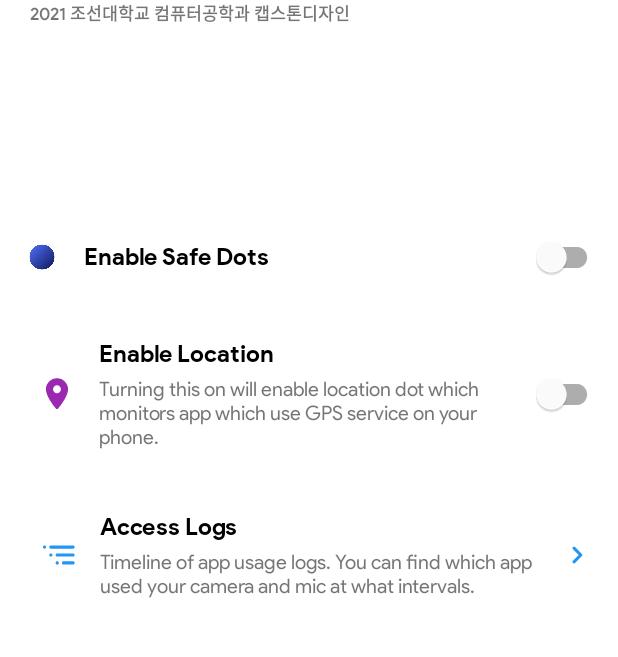
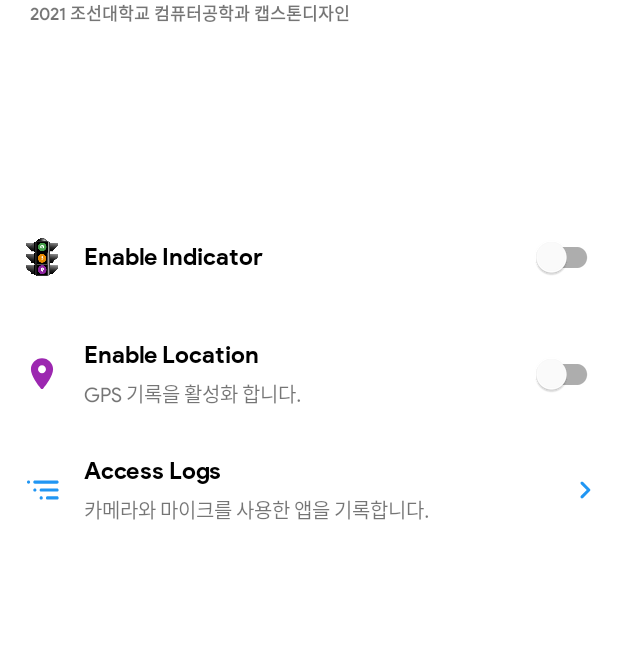
Before and after one commit to nomzaxs/capstone, an Android app: the screen it shows after launch (MainActivity), on a phone screen of 412 x 824 dp, the part 153-810 px from its top. Run offline under Robolectric (Android 15) with nearby library versions, the phone set to English and light mode, and no system bars.

Commit message:
31일 수정

```diff
--- a/app/src/main/java/com/example/capstone/App.java
+++ b/app/src/main/java/com/example/capstone/App.java
@@ -7,34 +7,30 @@ import android.os.Build;
 
 import com.example.capstone.constant.Constants;
 import com.example.capstone.helper.ApplicationHelper;
-import com.google.firebase.auth.FirebaseAuth;
 
 public class App extends Application {
-    private FirebaseAuth mAuth;
 
     @Override
     public void onCreate() {
         super.onCreate();
         ApplicationHelper.initApplicationHelper(this);
-        mAuth = FirebaseAuth.getInstance();
         localNotificationSetup(this);
     }
 
 
     private static void localNotificationSetup(Application application) {
         if (Build.VERSION.SDK_INT >= Build.VERSION_CODES.O) {
-            NotificationChannel channel = new NotificationChannel(Constants.SERVICE_NOTIFICATION_CHANNEL, "Service Notification", NotificationManager.IMPORTANCE_LOW);
-            channel.setDescription("This keeps the app alive. We recommend not to disable this notification.");
+            NotificationChannel channel = new NotificationChannel(Constants.SERVICE_NOTIFICATION_CHANNEL, "서비스 알림", NotificationManager.IMPORTANCE_LOW);
+            channel.setDescription("앱 작동이 유지되도록합니다. 알림을 끄지 않는 것을 추천합니다.");
             channel.enableLights(false);
             channel.setShowBadge(true);
             NotificationManager manager = application.getSystemService(NotificationManager.class);
             manager.createNotificationChannel(channel);
         }
 
-
         if (Build.VERSION.SDK_INT >= Build.VERSION_CODES.O) {
-            NotificationChannel channel = new NotificationChannel(Constants.DEFAULT_NOTIFICATION_CHANNEL, "Default Notification", NotificationManager.IMPORTANCE_DEFAULT);
-            channel.setDescription("This shows what app is using the camera or mic or location");
+            NotificationChannel channel = new NotificationChannel(Constants.DEFAULT_NOTIFICATION_CHANNEL, "기본 알림", NotificationManager.IMPORTANCE_DEFAULT);
+            channel.setDescription("어떤 앱이 카메라, 마이크, 위치정보를 사용하는지 보여줍니다.");
             channel.enableLights(true);
             channel.setShowBadge(true);
             NotificationManager manager = application.getSystemService(NotificationManager.class);
--- a/app/src/main/java/com/example/capstone/activities/log/database/LogsRepository.java
+++ b/app/src/main/java/com/example/capstone/activities/log/database/LogsRepository.java
@@ -1,9 +1,7 @@
 package com.example.capstone.activities.log.database;
 
 import android.app.Application;
-
 import androidx.lifecycle.LiveData;
-
 import com.example.capstone.model.Logs;
 
 import java.util.List;
--- a/app/src/main/java/com/example/capstone/activities/main/MainActivity.java
+++ b/app/src/main/java/com/example/capstone/activities/main/MainActivity.java
@@ -21,7 +21,6 @@ import com.example.capstone.activities.log.LogsActivity;
 import com.example.capstone.databinding.ActivityMainBinding;
 import com.example.capstone.manager.PreferenceManager;
 import com.example.capstone.service.DotService;
-import com.example.capstone.util.Utils;
 import com.google.android.material.dialog.MaterialAlertDialogBuilder;
 
 
@@ -48,7 +47,6 @@ public class MainActivity extends AppCompatActivity {
         sharedPreferenceManager = PreferenceManager.getInstance(getApplication());
         loadFromPrefs();
         init();
-        checkAutoStartRequirement();
     }
 
     private void loadFromPrefs() {
@@ -184,19 +182,6 @@ public class MainActivity extends AppCompatActivity {
         }
     }
 
-    private void checkAutoStartRequirement() {
-        String manufacturer = Build.MANUFACTURER;
-        if (sharedPreferenceManager.isFirstLaunch()) {
-            if ("xiaomi".equalsIgnoreCase(manufacturer)
-                    || ("oppo".equalsIgnoreCase(manufacturer))
-                    || ("vivo".equalsIgnoreCase(manufacturer))
-                    || ("Honor".equalsIgnoreCase(manufacturer))) {
-                Utils.showAutoStartDialog(MainActivity.this, manufacturer);
-                sharedPreferenceManager.setFirstLaunch();
-            }
-        }
-    }
-
     @Override
     protected void onDestroy() {
         super.onDestroy();
--- a/app/src/main/java/com/example/capstone/constant/Constants.java
+++ b/app/src/main/java/com/example/capstone/constant/Constants.java
@@ -3,7 +3,7 @@ package com.example.capstone.constant;
 import com.example.capstone.BuildConfig;
 
 public class Constants {
-    public static final String SHARED_PREFERENCE_NAME = "com.aravi.dot.PREFERENCES_CUSTOMISATIONS";
+    public static final String SHARED_PREFERENCE_NAME = "com.example.capstone.PREFERENCES_CUSTOMISATIONS";
     public static final String DEFAULT_NOTIFICATION_CHANNEL = "SAFE_DOT_NOTIFICATION";
     public static final String SERVICE_NOTIFICATION_CHANNEL = "SAFE_DOT_SERVICE_NOTIFICATION";
     public static final int NOTIFICATION_ID = 256;
@@ -11,5 +11,4 @@ public class Constants {
     public static boolean isDebug() {
         return BuildConfig.DEBUG;
     }
-
 }
--- a/app/src/main/res/layout/activity_logs.xml
+++ b/app/src/main/res/layout/activity_logs.xml
@@ -51,7 +51,7 @@
         android:layout_width="180dp"
         android:layout_height="180dp"
         android:layout_centerInParent="true"
-        android:src="@drawable/ic_undraw_empty"
+        android:src="@drawable/ic_empty_box"
         android:visibility="invisible" />
 
     <com.google.android.material.floatingactionbutton.ExtendedFloatingActionButton
@@ -72,5 +72,4 @@
         app:icon="@drawable/ic_list_ui_alt"
         app:iconTint="@android:color/white" />
 
-
 </RelativeLayout>
--- a/app/src/main/res/layout/activity_main.xml
+++ b/app/src/main/res/layout/activity_main.xml
@@ -51,14 +51,14 @@
                         android:layout_width="36dp"
                         android:layout_height="36dp"
                         android:padding="5dp"
-                        android:src="@drawable/transparent" />
+                        android:src="@drawable/icon" />
 
                     <TextView
                         android:layout_width="wrap_content"
                         android:layout_height="wrap_content"
                         android:layout_marginStart="10dp"
                         android:fontFamily="@font/product_sans_bold"
-                        android:text="Enable Safe Dots"
+                        android:text="Enable Indicator"
                         android:textColor="@android:color/black"
                         android:textSize="16sp"
                         android:textStyle="bold" />
@@ -90,7 +90,7 @@
                     android:layout_centerVertical="true"
                     android:layout_toStartOf="@+id/locationSwitch"
                     android:gravity="center_vertical"
-                    android:padding="10dp">
+                    android:padding="0dp">
 
                     <ImageView
                         android:layout_width="36dp"
@@ -120,7 +120,7 @@
                             android:layout_marginStart="10dp"
                             android:layout_marginTop="5dp"
                             android:fontFamily="@font/product_sans_regular"
-                            android:text="Turning this on will enable location dot which monitors app which use GPS service on your phone."
+                            android:text="GPS 기록을 활성화 합니다."
                             android:textSize="@dimen/minor_text_size" />
 
                     </LinearLayout>
@@ -152,7 +152,7 @@
                 android:clickable="true"
                 android:focusable="true"
                 android:orientation="horizontal"
-                android:padding="5dp">
+                android:padding="0dp">
 
                 <LinearLayout
                     android:layout_width="match_parent"
@@ -160,7 +160,7 @@
                     android:layout_centerVertical="true"
                     android:layout_toStartOf="@+id/logs_arrow"
                     android:gravity="center_vertical"
-                    android:padding="5dp">
+                    android:padding="0dp">
 
                     <ImageView
                         android:layout_width="36dp"
@@ -191,7 +191,7 @@
                             android:layout_marginTop="5dp"
                             android:layout_marginEnd="10dp"
                             android:fontFamily="@font/product_sans_regular"
-                            android:text="@string/access_log_description"
+                            android:text="카메라와 마이크를 사용한 앱을 기록합니다."
                             android:textSize="@dimen/minor_text_size" />
 
                     </LinearLayout>
--- a/app/src/main/res/layout/item_log.xml
+++ b/app/src/main/res/layout/item_log.xml
@@ -137,7 +137,7 @@
         android:layout_marginStart="5dp"
         android:layout_toEndOf="@+id/lineHolder"
         android:scaleType="centerCrop"
-        android:src="@drawable/transparent"
+        android:src="@drawable/icon"
         app:civ_border_color="@color/grey_300"
         app:civ_border_width="1dp" />
 
@@ -156,7 +156,7 @@
             android:ellipsize="end"
             android:fontFamily="@font/product_sans_bold"
             android:maxLength="24"
-            tools:text="Safe Dot"
+            tools:text="capstone"
             android:textColor="@android:color/black"
             android:textSize="16sp"
             android:textStyle="bold" />
@@ -168,7 +168,7 @@
             android:ellipsize="end"
             android:fontFamily="@font/product_sans_regular"
             android:maxLength="32"
-            tools:text="com.aravi.dot"
+            tools:text="com.example.capstone"
             android:textAllCaps="false"
             android:textSize="12sp" />
 
--- a/app/src/main/res/values/strings.xml
+++ b/app/src/main/res/values/strings.xml
@@ -2,7 +2,7 @@
     <string name="app_name">capstone</string>
 
     <string name="service_description">When this service is enabled it lets Dot safe app to display notifications and indicators every time a third-party app or a service uses camera or microphone on any screen.</string>
-    <string name="service_summary">Turn this on to enable safe-dots</string>
+    <string name="service_summary">Turn this on to enable</string>
 
     <string name="close_app_note">Disable the accessibility permission to the app</string>
     <string name="preferences">Preferences</string>
@@ -18,9 +18,6 @@
     <string name="clear_dialog_no">No, Not now</string>
 
     <string name="creator_attribution">2021 조선대 캡스톤</string>
-조
-    <string name="access_logs_title">Access Logs</string>
-    <string name="access_log_description">Timeline of app usage logs. You can find which app used your camera and mic at what intervals.</string>
 
     <string name="update_failed_note">Update Failed ! Retrying...</string>
 
--- a/build.gradle
+++ b/build.gradle
@@ -8,7 +8,6 @@ buildscript {
     dependencies {
         classpath "com.android.tools.build:gradle:4.0.2"
         classpath 'com.google.gms:google-services:4.3.5'  // Google Services plugin
-        classpath 'com.google.firebase:firebase-crashlytics-gradle:2.6.0'
         // NOTE: Do not place your application dependencies here; they belong
         // in the individual module build.gradle files
     }
```
Also changed, not shown: app/build.gradle (+0 -7 lines), app/src/main/AndroidManifest.xml (+2 -6 lines), app/src/main/java/com/example/capstone/manager/PreferenceManager.java (+11 -74 lines), app/src/main/java/com/example/capstone/service/DotService.java (+5 -14 lines), app/src/main/java/com/example/capstone/util/Utils.java (+0 -57 lines), app/src/main/res/drawable/ic_github.xml (deleted, +0 -11 lines), app/src/main/res/drawable/ic_twitter.xml (deleted, +0 -11 lines), app/src/main/res/drawable/ic_empty_box.png (added), app/src/main/res/drawable/transparent.png (deleted), 1 other file.
